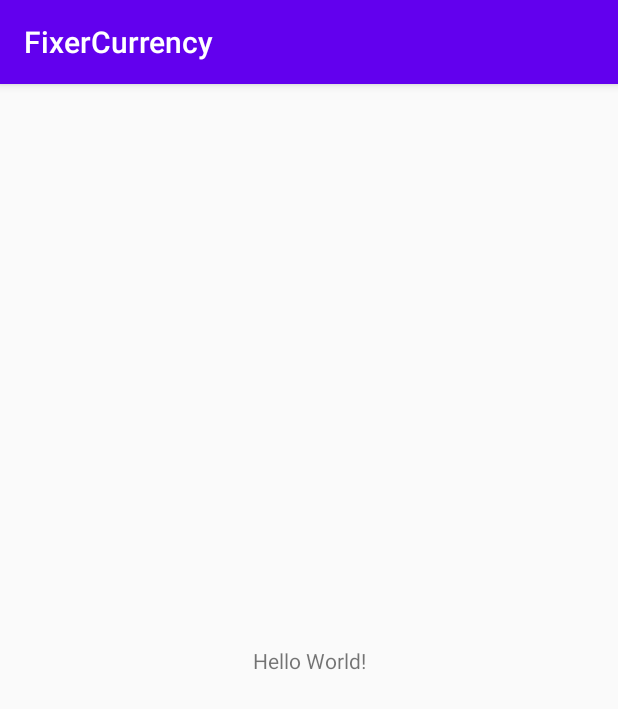
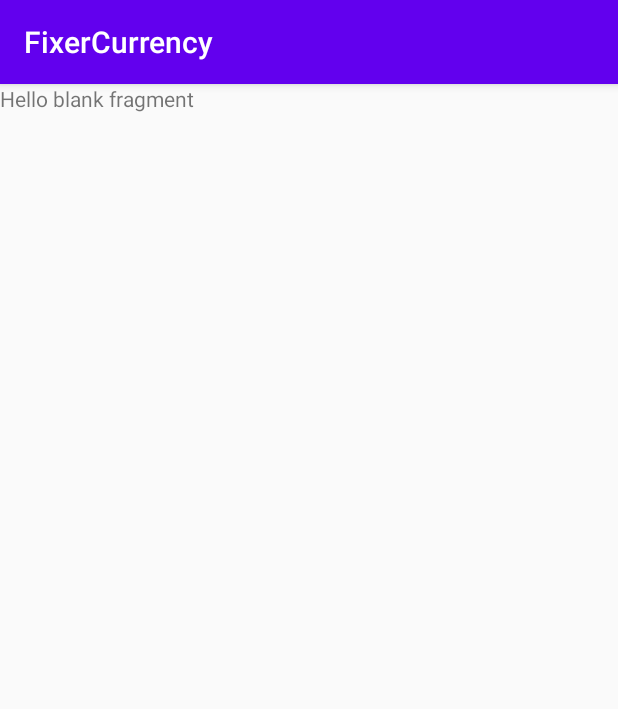
Before and after one commit to wsobocinski/FixerCurrency, an Android app: the screen it shows after launch (MainActivity), on a phone screen of 412 x 824 dp. Shown: the top 709 px of the screen. Run offline under Robolectric (Android 15) with nearby library versions, the phone set to English and light mode, and no system bars; 3 statements that could not run were skipped.

Commit message:
Added navigation component for future fragment navigation. Created MainFragment that will be used as application starting screen. Added nav_graph and changed MainActivity to be navigation host. Moved code from MainActivity to MainFragment.

```diff
--- a/app/src/main/java/com/example/fixercurrency/MainActivity.kt
+++ b/app/src/main/java/com/example/fixercurrency/MainActivity.kt
@@ -3,45 +3,11 @@ package com.example.fixercurrency
 
 import androidx.appcompat.app.AppCompatActivity
 import android.os.Bundle
-import android.util.Log
-import com.example.fixercurrency.web.FixerApi
-import kotlinx.coroutines.CoroutineScope
-import kotlinx.coroutines.Dispatchers
-import kotlinx.coroutines.Job
-import kotlinx.coroutines.launch
 
-private const val TAG = "MainActivity"
 class MainActivity : AppCompatActivity() {
-    private var job = Job()
-    private val coroutineScope = CoroutineScope(
-        job + Dispatchers.Main )
-
-    init {
-        getFixerProperty("2019-11-11")
-        getFixerProperty("2020-03-11")
-    }
 
     override fun onCreate(savedInstanceState: Bundle?) {
         super.onCreate(savedInstanceState)
         setContentView(R.layout.activity_main)
-        Log.d(TAG, "onCreate: ")
-
-    }
-
-    private fun getFixerProperty(date:String) {
-        coroutineScope.launch {
-            val getPropertyDeferred = FixerApi.retrofitService.getHistoricalExchangeAsync(date)
-            try {
-                val propertyResult = getPropertyDeferred.await()
-                Log.d(TAG, "onCreate: " + propertyResult.rates.PLN)
-            } catch (e: Exception) {
-                Log.d(TAG, "onCreate: " + e.message)
-            }
-        }
-    }
-
-    override fun onStop() {
-        super.onStop()
-        job.cancel()
     }
 }
--- /dev/null
+++ b/app/src/main/java/com/example/fixercurrency/MainFragment.kt
@@ -0,0 +1,46 @@
+package com.example.fixercurrency
+
+import android.os.Bundle
+import android.util.Log
+import androidx.fragment.app.Fragment
+import android.view.LayoutInflater
+import android.view.View
+import android.view.ViewGroup
+import com.example.fixercurrency.web.FixerApi
+import kotlinx.coroutines.CoroutineScope
+import kotlinx.coroutines.Dispatchers
+import kotlinx.coroutines.Job
+import kotlinx.coroutines.launch
+
+private const val TAG = "MainFragment"
+class MainFragment : Fragment() {
+    private var job = Job()
+    private val coroutineScope = CoroutineScope(
+        job + Dispatchers.Main )
+
+    init {
+        getFixerProperty("2019-11-11")
+        getFixerProperty("2020-03-11")
+    }
+
+    override fun onCreateView(inflater: LayoutInflater, container: ViewGroup?,
+        savedInstanceState: Bundle?): View? {
+        // Inflate the layout for this fragment
+        return inflater.inflate(R.layout.fragment_main, container, false)
+    }
+    private fun getFixerProperty(date:String) {
+        coroutineScope.launch {
+            val getPropertyDeferred = FixerApi.retrofitService.getHistoricalExchangeAsync(date)
+            try {
+                val propertyResult = getPropertyDeferred.await()
+                Log.d(TAG, "onCreate: " + propertyResult.rates.PLN)
+            } catch (e: Exception) {
+                Log.d(TAG, "onCreate: " + e.message)
+            }
+        }
+    }
+    override fun onStop() {
+        super.onStop()
+        job.cancel()
+    }
+}
--- a/app/src/main/res/layout/activity_main.xml
+++ b/app/src/main/res/layout/activity_main.xml
@@ -1,19 +1,9 @@
 <?xml version="1.0" encoding="utf-8"?>
-<androidx.constraintlayout.widget.ConstraintLayout xmlns:android="http://schemas.android.com/apk/res/android"
+<fragment xmlns:android="http://schemas.android.com/apk/res/android"
     xmlns:app="http://schemas.android.com/apk/res-auto"
-    xmlns:tools="http://schemas.android.com/tools"
+    android:id="@+id/nav_host_fragment"
+    android:name="androidx.navigation.fragment.NavHostFragment"
     android:layout_width="match_parent"
     android:layout_height="match_parent"
-    tools:context=".MainActivity">
-
-    <TextView
-        android:id="@+id/test_text"
-        android:layout_width="wrap_content"
-        android:layout_height="wrap_content"
-        android:text="Hello World!"
-        app:layout_constraintBottom_toBottomOf="parent"
-        app:layout_constraintLeft_toLeftOf="parent"
-        app:layout_constraintRight_toRightOf="parent"
-        app:layout_constraintTop_toTopOf="parent" />
-
-</androidx.constraintlayout.widget.ConstraintLayout>
+    app:defaultNavHost="true"
+    app:navGraph="@navigation/nav_graph" />
--- /dev/null
+++ b/app/src/main/res/layout/fragment_main.xml
@@ -0,0 +1,14 @@
+<?xml version="1.0" encoding="utf-8"?>
+<FrameLayout xmlns:android="http://schemas.android.com/apk/res/android"
+    xmlns:tools="http://schemas.android.com/tools"
+    android:layout_width="match_parent"
+    android:layout_height="match_parent"
+    tools:context=".MainFragment">
+
+    <!-- TODO: Update blank fragment layout -->
+    <TextView
+        android:layout_width="match_parent"
+        android:layout_height="match_parent"
+        android:text="@string/hello_blank_fragment" />
+
+</FrameLayout>
--- a/app/src/main/res/values/strings.xml
+++ b/app/src/main/res/values/strings.xml
@@ -1,3 +1,5 @@
 <resources>
     <string name="app_name">FixerCurrency</string>
+    <!-- TODO: Remove or change this placeholder text -->
+    <string name="hello_blank_fragment">Hello blank fragment</string>
 </resources>
```
Also changed, not shown: app/build.gradle (+8 -0 lines), app/src/main/res/navigation/nav_graph.xml (added, +13 -0 lines).
